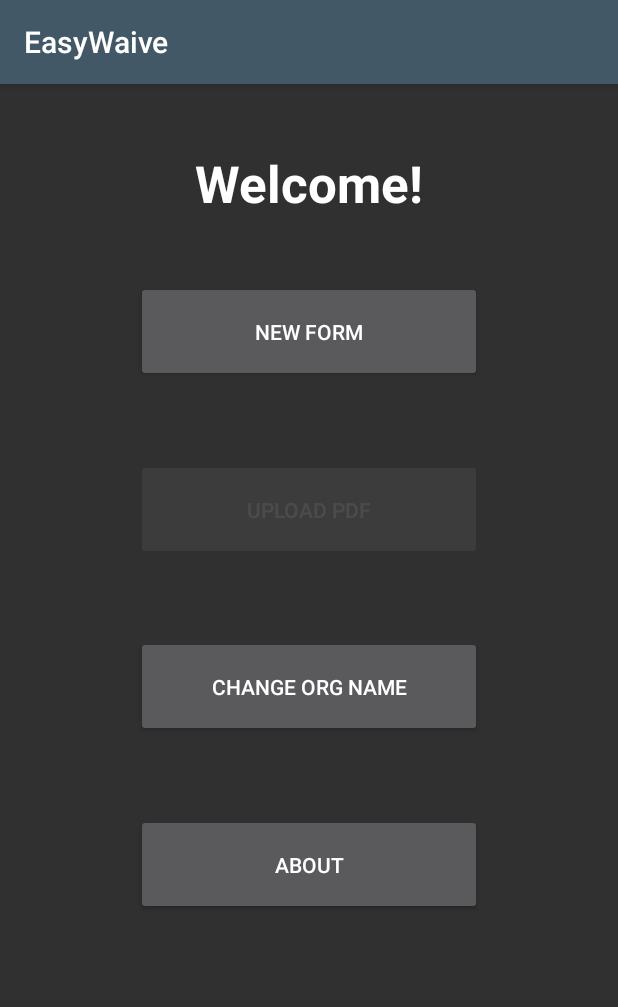
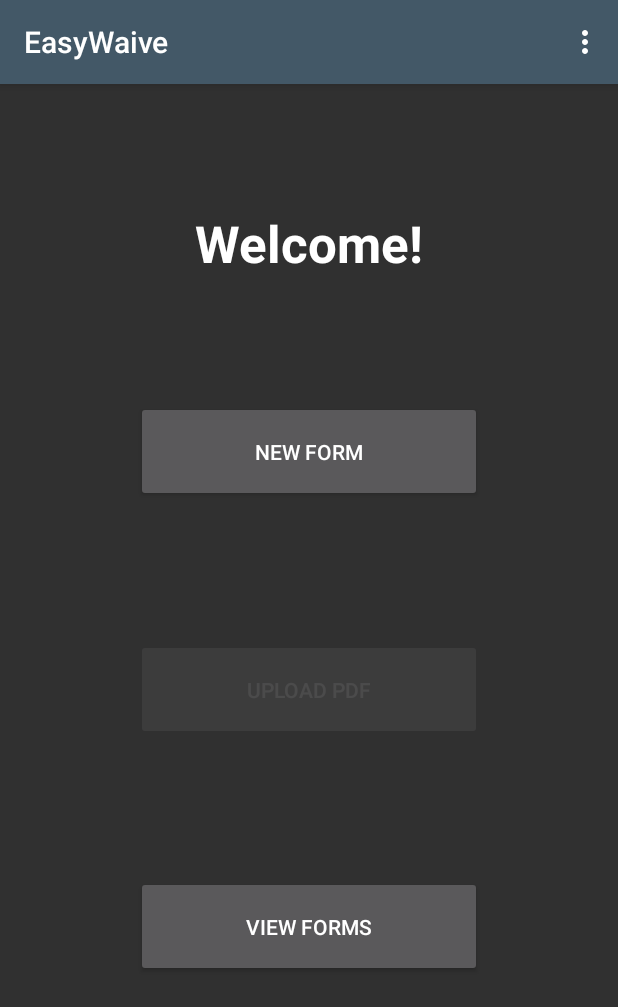
Before and after one commit to samueldegroot/EasyWaive, an Android app: the screen it shows after launch (HomeActivity), on a phone screen of 412 x 824 dp. Shown: the top 1007 px of the screen. Run offline under Robolectric (Android 15) with nearby library versions, the phone set to English and light mode, and no system bars; libraries missing offline, so code that uses them is left out: com.android.billingclient, com.jaiselrahman.filepicker; 8 statements that could not run were skipped.

Commit message:
Redid home page, added settings as toolbar menu (WIP)

```diff
--- a/app/src/main/java/com/myapp/easywaiver/HomeActivity.java
+++ b/app/src/main/java/com/myapp/easywaiver/HomeActivity.java
@@ -9,9 +9,13 @@ import android.net.Uri;
 import android.os.Bundle;
 import android.os.Environment;
 import android.os.Handler;
+import android.provider.Settings;
 import android.util.Log;
+import android.view.Menu;
+import android.view.MenuItem;
 import android.view.View;
 import android.widget.Button;
+import android.widget.TextView;
 import android.widget.Toast;
 import android.widget.Toolbar;
 
@@ -45,6 +49,8 @@ public class HomeActivity extends AppCompatActivity {
     private HomeActivityViewModel homeActivityViewModel;
     static public Boolean isActive;
     private static final int PICKFILE_RESULT_CODE = 8778;
+    String organization;
+    String banner;
     private static final int REQUEST_EXTERNAL_STORAGE = 1;
     private static final String[] PERMISSIONS_STORAGE = {Manifest.permission.WRITE_EXTERNAL_STORAGE, Manifest.permission.READ_EXTERNAL_STORAGE};
 
@@ -54,17 +60,25 @@ public class HomeActivity extends AppCompatActivity {
         setContentView(R.layout.activity_home);
         Toolbar myToolbar = findViewById(R.id.home_toolbar);
         setActionBar(myToolbar);
+        myToolbar.inflateMenu(R.menu.menu);
         verifyStoragePermissions(this);
         //getActionBar().setIcon(R.mipmap.ic_launcher_round); //icon too big to use :(
 
 
-        String organization = read_file(getApplicationContext(), "organization.txt");
-        //Toast.makeText(HomeActivity.this, organization, Toast.LENGTH_SHORT).show();
+        organization = read_file(getApplicationContext(), "organization.txt");
+        banner = read_file(getApplicationContext(), "banner.txt");
 
         Button new_form_button = findViewById(R.id.new_form);
         Button org_button = findViewById(R.id.org);
         Button share_button = findViewById(R.id.share);
-        Button about_button = findViewById(R.id.about);
+        org_button.setText("View Forms");
+        TextView banner_tv = findViewById(R.id.banner_tv);
+        if (banner == "Organization Name") {
+            banner = "Welcome";
+        }
+        else {
+            banner_tv.setText(banner);
+        }
 
         //get last signed pdf, if exists enable share button
         File lastPdf = (File) getIntent().getSerializableExtra("pdfFile");
@@ -141,10 +155,39 @@ public class HomeActivity extends AppCompatActivity {
                 shareFile(lastPdf);
             }
         });
+    }
 
-        about_button.setOnClickListener(new View.OnClickListener() {
-            @Override
-            public void onClick(View view) {
+    @Override
+    protected void onResume() {
+        super.onResume();
+        EasyWaiveRepository ewr = ((EasyWaiveApplication) HomeActivity.this.getApplication()).appContainer.easyWaiveRepository;
+        ewr.billingDataSource.isActiveSubcription(SKU_EASY_WAIVE_APP_SUBSCRIPTION);
+    }
+
+    @Override
+    public boolean onCreateOptionsMenu(Menu menu) {
+        getMenuInflater().inflate(R.menu.menu, menu);
+        return true;
+
+    }
+
+    @Override
+    public boolean onOptionsItemSelected(MenuItem item) {
+        Intent myIntent;
+        switch ( item.getItemId( ) ) {
+            case R.id.change_org:
+                myIntent = new Intent(HomeActivity.this, ChangeOrgActivity.class);
+                myIntent.putExtra("org", organization);
+                HomeActivity.this.startActivity(myIntent);
+                return true;
+
+            case R.id.set_banner:
+                myIntent = new Intent(HomeActivity.this, SetBannerActivity.class);
+                myIntent.putExtra("banner", banner);
+                HomeActivity.this.startActivity(myIntent);
+                return true;
+
+            case R.id.about:
                 AlertDialog.Builder builder = new AlertDialog.Builder(HomeActivity.this);
                 // Add the buttons
                 builder.setPositiveButton(R.string.back, null);
@@ -155,15 +198,13 @@ public class HomeActivity extends AppCompatActivity {
                 // Create the AlertDialog
                 AlertDialog dialog = builder.create();
                 dialog.show();
-            }
-        });
-    }
+                return true;
 
-    @Override
-    protected void onResume() {
-        super.onResume();
-        EasyWaiveRepository ewr = ((EasyWaiveApplication) HomeActivity.this.getApplication()).appContainer.easyWaiveRepository;
-        ewr.billingDataSource.isActiveSubcription(SKU_EASY_WAIVE_APP_SUBSCRIPTION);
+            default:
+                // If we got here, the user's action was not recognized.
+                // Invoke the superclass to handle it.
+                return super.onOptionsItemSelected(item);
+        }
     }
 
     public void shareFile(File myFile) {
--- a/app/src/main/res/layout-land/activity_home.xml
+++ /dev/null
@@ -1,131 +0,0 @@
-<?xml version="1.0" encoding="utf-8"?>
-<androidx.constraintlayout.widget.ConstraintLayout xmlns:android="http://schemas.android.com/apk/res/android"
-    xmlns:app="http://schemas.android.com/apk/res-auto"
-    xmlns:tools="http://schemas.android.com/tools"
-    android:layout_width="match_parent"
-    android:layout_height="match_parent"
-    tools:context="com.myapp.easywaiver.HomeActivity">
-
-    <android.widget.Toolbar
-        android:id="@+id/home_toolbar"
-        android:layout_width="0dp"
-        android:layout_height="wrap_content"
-        android:background="@color/blue_grey"
-        android:elevation="4dp"
-        android:popupTheme="@style/ThemeOverlay.AppCompat"
-        android:theme="@style/ThemeOverlay.AppCompat.ActionBar"
-        android:titleTextColor="@color/white"
-        app:layout_constraintBottom_toTopOf="@id/welcome"
-        app:layout_constraintEnd_toEndOf="parent"
-        app:layout_constraintStart_toStartOf="parent"
-        app:layout_constraintTop_toTopOf="parent"
-        app:layout_constraintVertical_chainStyle="spread_inside" />
-
-    <TextView
-        android:id="@+id/welcome"
-        android:layout_width="0dp"
-        android:layout_height="wrap_content"
-        android:layout_marginTop="8dp"
-        android:gravity="center"
-        android:text="@string/welcome"
-        android:textColor="#FFFFFF"
-        android:textSize="34sp"
-        android:textStyle="bold"
-        app:layout_constraintBottom_toTopOf="@+id/top_buttons_container"
-        app:layout_constraintEnd_toStartOf="@+id/guideline4"
-        app:layout_constraintStart_toStartOf="@+id/guideline3"
-        app:layout_constraintTop_toBottomOf="@+id/home_toolbar" />
-
-    <androidx.constraintlayout.widget.ConstraintLayout
-        android:id="@+id/top_buttons_container"
-        android:layout_width="0dp"
-        android:layout_height="wrap_content"
-        app:layout_constraintBottom_toTopOf="@+id/bottom_buttons_container"
-        app:layout_constraintEnd_toStartOf="@+id/guideline4"
-        app:layout_constraintStart_toStartOf="@+id/guideline3"
-        app:layout_constraintTop_toBottomOf="@+id/welcome">
-
-        <Button
-            android:id="@+id/new_form"
-            android:layout_width="0dp"
-            android:layout_height="wrap_content"
-            android:layout_margin="8dp"
-            android:paddingVertical="24dp"
-            android:text="@string/new_button"
-            app:layout_constraintBottom_toBottomOf="parent"
-            app:layout_constraintEnd_toStartOf="@+id/share"
-            app:layout_constraintStart_toStartOf="parent"
-            app:layout_constraintTop_toTopOf="parent" />
-
-        <Button
-            android:id="@+id/share"
-            android:layout_width="0dp"
-            android:layout_height="wrap_content"
-            android:layout_margin="8dp"
-            android:alpha="0.3"
-            android:enabled="false"
-            android:paddingVertical="24dp"
-            android:text="@string/share"
-            app:layout_constraintBottom_toBottomOf="parent"
-            app:layout_constraintEnd_toEndOf="parent"
-            app:layout_constraintStart_toEndOf="@+id/new_form"
-            app:layout_constraintTop_toTopOf="parent" />
-    </androidx.constraintlayout.widget.ConstraintLayout>
-
-    <androidx.constraintlayout.widget.ConstraintLayout
-        android:id="@+id/bottom_buttons_container"
-        android:layout_width="0dp"
-        android:layout_height="wrap_content"
-        app:layout_constraintBottom_toBottomOf="@id/guideline2"
-        app:layout_constraintEnd_toStartOf="@+id/guideline4"
-        app:layout_constraintStart_toStartOf="@+id/guideline3"
-        app:layout_constraintTop_toBottomOf="@+id/top_buttons_container">
-
-        <Button
-            android:id="@+id/about"
-            android:layout_width="0dp"
-            android:layout_height="wrap_content"
-            android:layout_margin="8dp"
-            android:layout_marginBottom="25dp"
-            android:paddingVertical="24dp"
-            android:text="@string/about"
-            app:layout_constraintBottom_toBottomOf="parent"
-            app:layout_constraintEnd_toEndOf="parent"
-            app:layout_constraintStart_toEndOf="@+id/org"
-            app:layout_constraintTop_toTopOf="parent" />
-
-        <Button
-            android:id="@+id/org"
-            android:layout_width="0dp"
-            android:layout_height="wrap_content"
-            android:layout_margin="8dp"
-            android:paddingVertical="24dp"
-            android:text="@string/view_forms"
-            app:layout_constraintBottom_toBottomOf="parent"
-            app:layout_constraintEnd_toStartOf="@+id/about"
-            app:layout_constraintStart_toStartOf="parent"
-            app:layout_constraintTop_toTopOf="parent" />
-    </androidx.constraintlayout.widget.ConstraintLayout>
-
-    <androidx.constraintlayout.widget.Guideline
-        android:id="@+id/guideline2"
-        android:layout_width="wrap_content"
-        android:layout_height="wrap_content"
-        android:orientation="horizontal"
-        app:layout_constraintGuide_percent="0.9" />
-
-    <androidx.constraintlayout.widget.Guideline
-        android:id="@+id/guideline3"
-        android:layout_width="wrap_content"
-        android:layout_height="wrap_content"
-        android:orientation="vertical"
-        app:layout_constraintGuide_percent="0.2" />
-
-    <androidx.constraintlayout.widget.Guideline
-        android:id="@+id/guideline4"
-        android:layout_width="wrap_content"
-        android:layout_height="wrap_content"
-        android:orientation="vertical"
-        app:layout_constraintGuide_percent="0.8" />
-
-</androidx.constraintlayout.widget.ConstraintLayout>
--- a/app/src/main/res/layout/activity_home.xml
+++ b/app/src/main/res/layout/activity_home.xml
@@ -69,29 +69,17 @@
         android:layout_margin="8dp"
         android:paddingVertical="24dp"
         android:text="@string/view_forms"
-        app:layout_constraintBottom_toTopOf="@+id/about"
+        app:layout_constraintBottom_toTopOf="@+id/guideline2"
         app:layout_constraintEnd_toStartOf="@+id/guideline4"
         app:layout_constraintStart_toStartOf="@+id/guideline3"
         app:layout_constraintTop_toBottomOf="@+id/share" />
-
-    <Button
-        android:id="@+id/about"
-        android:layout_width="0dp"
-        android:layout_height="wrap_content"
-        android:layout_margin="8dp"
-        android:paddingVertical="24dp"
-        android:text="@string/about"
-        app:layout_constraintBottom_toBottomOf="@id/guideline2"
-        app:layout_constraintEnd_toStartOf="@+id/guideline4"
-        app:layout_constraintStart_toStartOf="@+id/guideline3"
-        app:layout_constraintTop_toBottomOf="@+id/org" />
 
     <androidx.constraintlayout.widget.Guideline
         android:id="@+id/guideline2"
         android:layout_width="wrap_content"
         android:layout_height="wrap_content"
         android:orientation="horizontal"
-        app:layout_constraintGuide_percent="0.75" />
+        app:layout_constraintGuide_percent="0.8" />
 
     <androidx.constraintlayout.widget.Guideline
         android:id="@+id/guideline3"
--- /dev/null
+++ b/app/src/main/res/menu/menu.xml
@@ -0,0 +1,20 @@
+<?xml version="1.0" encoding="utf-8"?>
+<menu xmlns:app="http://schemas.android.com/apk/res-auto"
+    xmlns:android="http://schemas.android.com/apk/res/android">
+        <item
+            android:id="@+id/change_org"
+            android:title="@string/view_forms"
+            app:showAsAction="never" />
+        <item
+            android:id="@+id/set_banner"
+            android:title="Set Welcome Message"
+            app:showAsAction="never"/>
+        <item
+            android:id="@+id/set_background"
+            android:title="Set Background"
+            app:showAsAction="never"/>
+        <item
+            android:id="@+id/about"
+            android:title="@string/about"
+            app:showAsAction="never" />
+</menu>
--- a/app/src/main/res/values/strings.xml
+++ b/app/src/main/res/values/strings.xml
@@ -7,7 +7,7 @@
     <string name="settings">Settings</string>
     <string name="title_activity_settings">SettingsActivity</string>
     <string name="new_button">New Form</string>
-    <string name="view_forms">Change Org Name</string>
+    <string name="view_forms">Set Org Name</string>
     <string name="agree">I Agree</string>
     <string name="title">VIDEO and PHOTOGRAPH RELEASE FORM</string>
     <string name="org">Update</string>
@@ -20,6 +20,7 @@
     <string name="thanks">Thank You!</string>
     <string name="welcome">Welcome!</string>
     <string name="set_org">Set your organization name</string>
-    <string name="input">Type your name and (optional) email address, then sign the pad and save</string>
+    <string name="input">Type your name and email address, then sign the pad and save</string>
+    <string name="set_banner">Set your welcome message</string>
 
 </resources>
```
Also changed, not shown: app/src/main/AndroidManifest.xml (+12 -9 lines), app/src/main/java/com/myapp/easywaiver/SetBannerActivity.java (added, +94 -0 lines), app/src/main/res/layout-land/activity_set_banner.xml (added, +119 -0 lines), app/src/main/res/layout/activity_set_banner.xml (added, +107 -0 lines).
